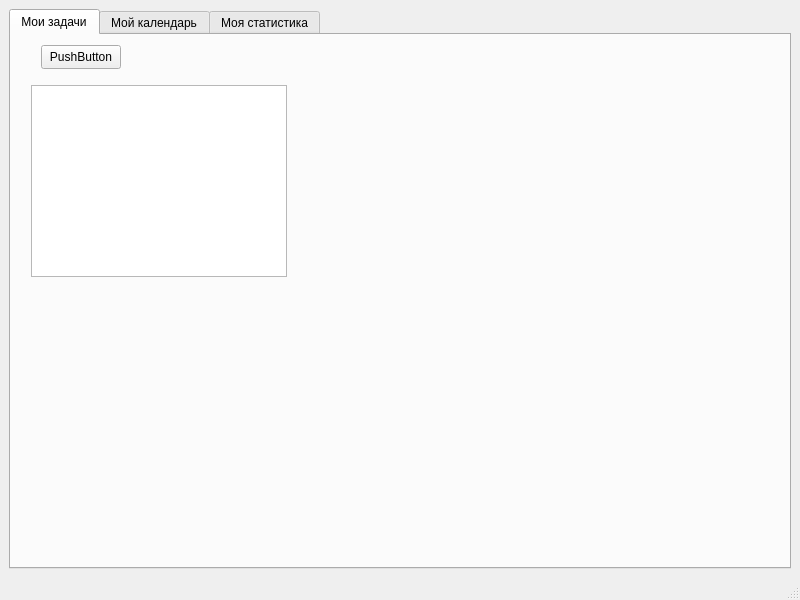
Above: KriPlanner/mainwindow.ui from Anothermind9912/KriPlan before the change. Below: the same form after it.
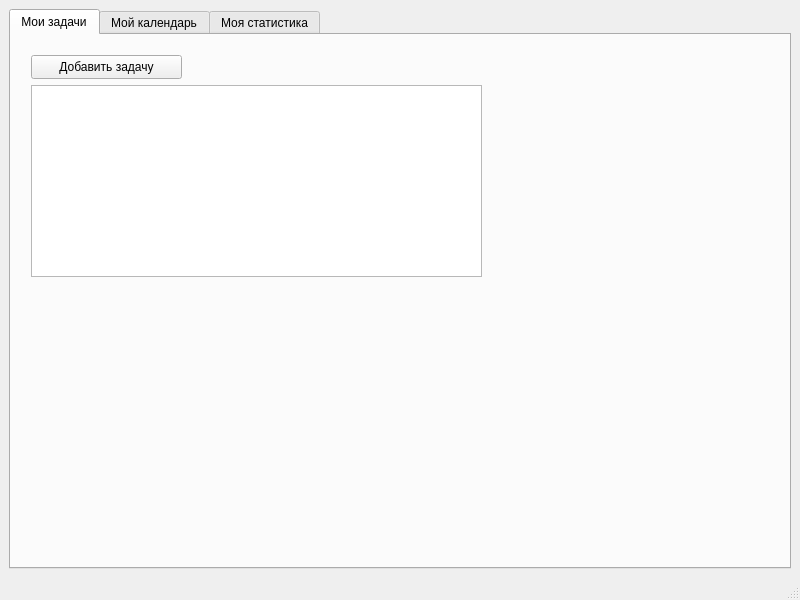
That is the form after the change. The open tabs and pages were chosen to show the change.

Diff of the .ui file:
```diff
--- a/KriPlanner/mainwindow.ui
+++ b/KriPlanner/mainwindow.ui
@@ -29,7 +29,7 @@
          <rect>
           <x>20</x>
           <y>50</y>
-          <width>256</width>
+          <width>451</width>
           <height>192</height>
          </rect>
         </property>
@@ -37,14 +37,14 @@
        <widget class="QPushButton" name="pushButton">
         <property name="geometry">
          <rect>
-          <x>30</x>
-          <y>10</y>
-          <width>80</width>
+          <x>20</x>
+          <y>20</y>
+          <width>151</width>
           <height>24</height>
          </rect>
         </property>
         <property name="text">
-         <string>PushButton</string>
+         <string>Добавить задачу</string>
         </property>
        </widget>
       </widget>
```
Left out of the diff: 4 changed lines with no effect on the pictures.
